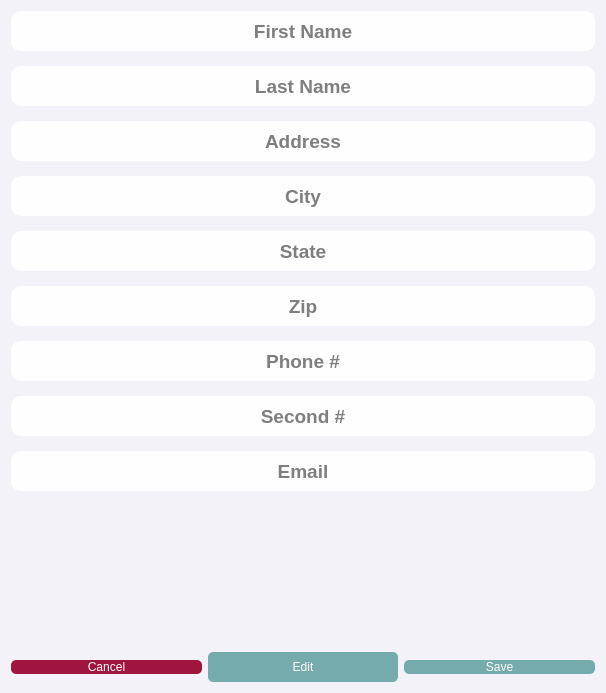
The window that openauto/theme/new_customer.ui (winterautollc/OpenAutoCore) describes before a commit, drawn with Qt 5.
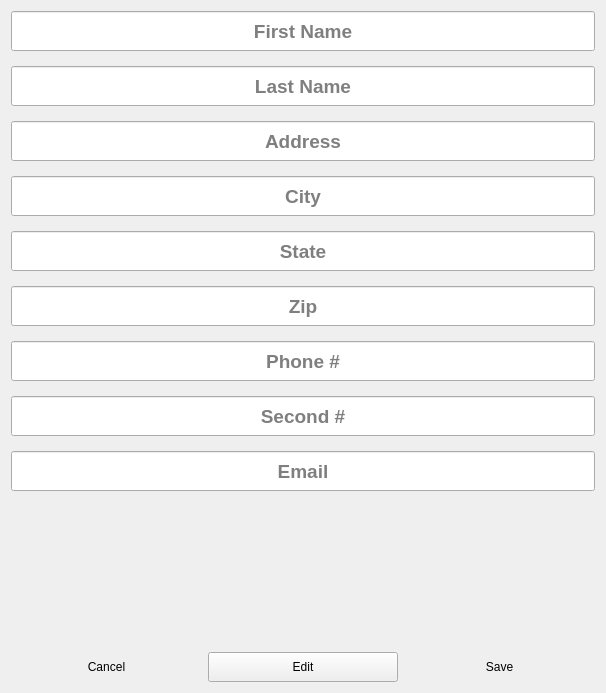
The same window after the commit. Icons and pictures are not drawn.

What changed in the file:
```diff
--- a/openauto/theme/new_customer.ui
+++ b/openauto/theme/new_customer.ui
@@ -19,9 +19,7 @@
     <normalon>../../OpenAutoLite/ui_files/designer_files/Images/winter_auto.png</normalon>../../OpenAutoLite/ui_files/designer_files/Images/winter_auto.png</iconset>
   </property>
   <property name="styleSheet">
-   <string notr="true">color: #ffffff;
-background-color: #f2f2f8;
-background-image: none;</string>
+   <string notr="true"/>
   </property>
   <layout class="QFormLayout" name="formLayout">
    <item row="0" column="0" colspan="2">
@@ -56,10 +54,7 @@
         </font>
        </property>
        <property name="styleSheet">
-        <string notr="true">border-radius: 10px;
-background-color: #fefeff;
-color: black;
-</string>
+        <string notr="true"/>
        </property>
        <property name="alignment">
         <set>Qt::AlignCenter</set>
@@ -84,10 +79,7 @@
         </font>
        </property>
        <property name="styleSheet">
-        <string notr="true">border-radius: 10px;
-background-color: #fefeff;
-color: black;
-</string>
+        <string notr="true"/>
        </property>
        <property name="alignment">
         <set>Qt::AlignCenter</set>
@@ -112,10 +104,7 @@
         </font>
        </property>
        <property name="styleSheet">
-        <string notr="true">border-radius: 10px;
-background-color: #fefeff;
-color: black;
-</string>
+        <string notr="true"/>
        </property>
        <property name="alignment">
         <set>Qt::AlignCenter</set>
@@ -146,10 +135,7 @@
         </font>
        </property>
        <property name="styleSheet">
-        <string notr="true">border-radius: 10px;
-background-color: #fefeff;
-color: black;
-</string>
+        <string notr="true"/>
        </property>
        <property name="alignment">
         <set>Qt::AlignCenter</set>
@@ -174,10 +160,7 @@
         </font>
        </property>
        <property name="styleSheet">
-        <string notr="true">border-radius: 10px;
-background-color: #fefeff;
-color: black;
-</string>
+        <string notr="true"/>
        </property>
        <property name="alignment">
         <set>Qt::AlignCenter</set>
@@ -202,10 +185,7 @@
         </font>
        </property>
        <property name="styleSheet">
-        <string notr="true">border-radius: 10px;
-background-color: #fefeff;
-color: black;
-</string>
+        <string notr="true"/>
        </property>
        <property name="alignment">
         <set>Qt::AlignCenter</set>
@@ -230,10 +210,7 @@
         </font>
        </property>
        <property name="styleSheet">
-        <string notr="true">border-radius: 10px;
-background-color: #fefeff;
-color: black;
-</string>
+        <string notr="true"/>
        </property>
        <property name="alignment">
         <set>Qt::AlignCenter</set>
@@ -258,9 +235,7 @@
         </font>
        </property>
        <property name="styleSheet">
-        <string notr="true">border-radius: 10px;
-background-color: #fefeff;
-color: black;</string>
+        <string notr="true"/>
        </property>
        <property name="alignment">
         <set>Qt::AlignCenter</set>
@@ -285,10 +260,7 @@
         </font>
        </property>
        <property name="styleSheet">
-        <string notr="true">border-radius: 10px;
-background-color: #fefeff;
-color: black;
-</string>
+        <string notr="true"/>
        </property>
        <property name="alignment">
         <set>Qt::AlignCenter</set>
@@ -344,17 +316,7 @@
      <item>
       <widget class="QPushButton" name="abort_button">
        <property name="styleSheet">
-        <string notr="true">QPushButton {
-	border-radius: 5px;
-	color: #fff;
-	background-color: #A0153E;
-}
-
-QPushButton:hover {
-	background-color: #C49497;
-	color: #fff;
-	border-radius: 10px;
-}</string>
+        <string notr="true"/>
        </property>
        <property name="text">
         <string>Cancel</string>
@@ -383,17 +345,7 @@
         </size>
        </property>
        <property name="styleSheet">
-        <string notr="true">QPushButton {
-	border-radius: 5px;
-	color: #fff;
-	background-color: #76ABAE;
-}
-
-QPushButton:hover {
-	background-color: #828786;
-	color: #fff;
-	border-radius: 10px;
-}</string>
+        <string notr="true"/>
        </property>
        <property name="text">
         <string>Edit</string>
@@ -413,17 +365,7 @@
      <item>
       <widget class="QPushButton" name="save_button">
        <property name="styleSheet">
-        <string notr="true">QPushButton {
-	border-radius: 5px;
-	color: #fff;
-	background-color: #76ABAE;
-}
-
-QPushButton:hover {
-	background-color: #828786;
-	color: #fff;
-	border-radius: 10px;
-}</string>
+        <string notr="true"/>
        </property>
        <property name="text">
         <string>Save</string>
```
Left out of the diff: 6 changed lines with no effect on the pictures.
